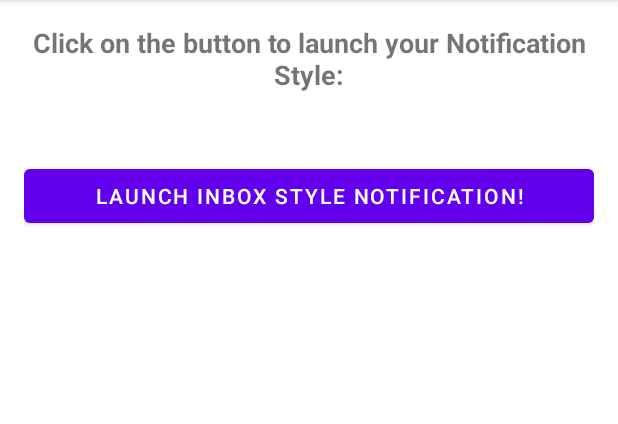
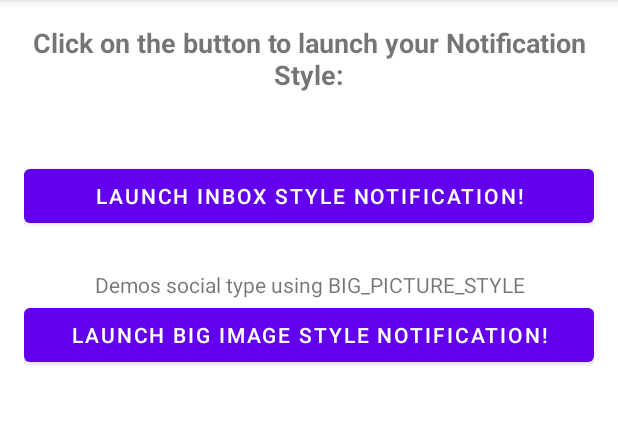
Before and after one commit to ThiagoABaptista/Complete-Android-11-Jetpack-Masterclass, an Android app: the screen it shows after launch (MainActivity), on a phone screen of 412 x 824 dp, the part 84-508 px from its top. Run offline under Robolectric (Android 15) with nearby library versions, the phone set to English and light mode, and no system bars.

Commit message:
Notications Demo - Parte 2
Continuando o trabalho com a demo anterior. Agora existe um botão adicional que mandará uma notificação com uma grande imagem da terra.

```diff
--- a/NotificationsDemo/app/src/main/java/com/example/notificationsdemo/InboxStyleMockData.kt
+++ b/NotificationsDemo/app/src/main/java/com/example/notificationsdemo/InboxStyleMockData.kt
@@ -44,7 +44,7 @@ object InboxStyleMockData {
     //O name do canal que o usuário possa ver
     const val mChannelName = "Sample Email"
     //A descrição do canal que o usuário possa ver
-    const val mChannelDescriptor = "Sample Email Notifications"
+    const val mChannelDescription = "Sample Email Notifications"
     const val mChannelImportance = NotificationManager.IMPORTANCE_DEFAULT
     const val mChannelEnableVibrate = true
     const val mChannelLockscreenVisibility = NotificationCompat.VISIBILITY_PRIVATE
--- a/NotificationsDemo/app/src/main/res/layout/activity_main.xml
+++ b/NotificationsDemo/app/src/main/res/layout/activity_main.xml
@@ -29,5 +29,19 @@
         android:layout_height="wrap_content"
         android:text="Launch Inbox Style Notification!"
         />
+    <TextView
+        android:id="@+id/tv_big_image_style_details"
+        android:layout_width="match_parent"
+        android:layout_height="wrap_content"
+        android:layout_marginTop="25dp"
+        android:gravity="center"
+        android:text="Demos social type using BIG_PICTURE_STYLE"
+        />
+    <Button
+        android:id="@+id/btn_big_image_style"
+        android:layout_width="match_parent"
+        android:layout_height="wrap_content"
+        android:text="Launch Big Image Style Notification!"
+        />
 
 </LinearLayout>
```
Also changed, not shown: NotificationsDemo/app/src/main/java/com/example/notificationsdemo/BigPictureStyleMockData.kt (added, +30 -0 lines), NotificationsDemo/app/src/main/java/com/example/notificationsdemo/MainActivity.kt (+67 -0 lines), NotificationsDemo/app/src/main/java/com/example/notificationsdemo/NotificationUtil.kt (+26 -2 lines), NotificationsDemo/app/src/main/res/drawable/earth.png (added).
